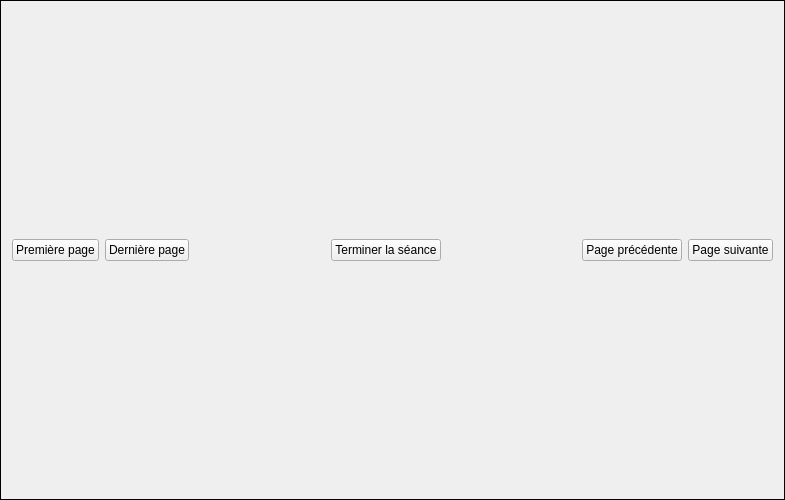
This is src/sessionframe.ui in oktal/bodeasy as Qt 5 draws it before an edit. The edited form follows.
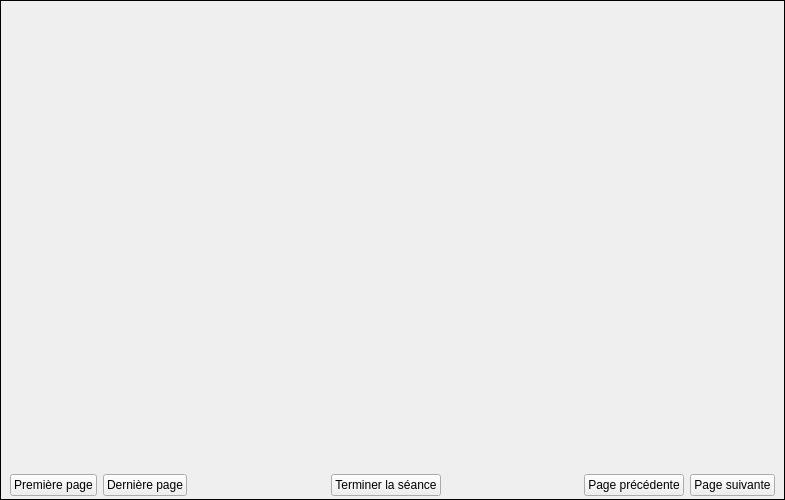
This is the edited form. Icons and pictures are not drawn.

Patch:
```diff
--- a/src/sessionframe.ui
+++ b/src/sessionframe.ui
@@ -19,19 +19,25 @@
   <property name="frameShadow">
    <enum>QFrame::Plain</enum>
   </property>
-  <layout class="QVBoxLayout" name="verticalLayout" stretch="95,5">
-   <property name="sizeConstraint">
-    <enum>QLayout::SetDefaultConstraint</enum>
+  <layout class="QVBoxLayout" name="verticalLayout">
+   <property name="leftMargin">
+    <number>9</number>
+   </property>
+   <property name="topMargin">
+    <number>9</number>
+   </property>
+   <property name="rightMargin">
+    <number>9</number>
+   </property>
+   <property name="bottomMargin">
+    <number>3</number>
    </property>
    <item>
-    <layout class="QGridLayout" name="gridLayout">
-     <property name="sizeConstraint">
-      <enum>QLayout::SetFixedSize</enum>
+    <widget class="QStackedWidget" name="stackedWidget">
+     <property name="currentIndex">
+      <number>-1</number>
      </property>
-     <property name="spacing">
-      <number>5</number>
-     </property>
-    </layout>
+    </widget>
    </item>
    <item>
     <layout class="QHBoxLayout" name="horizontalLayout">
```
Left out of the diff: 10 changed lines with no effect on the pictures.
